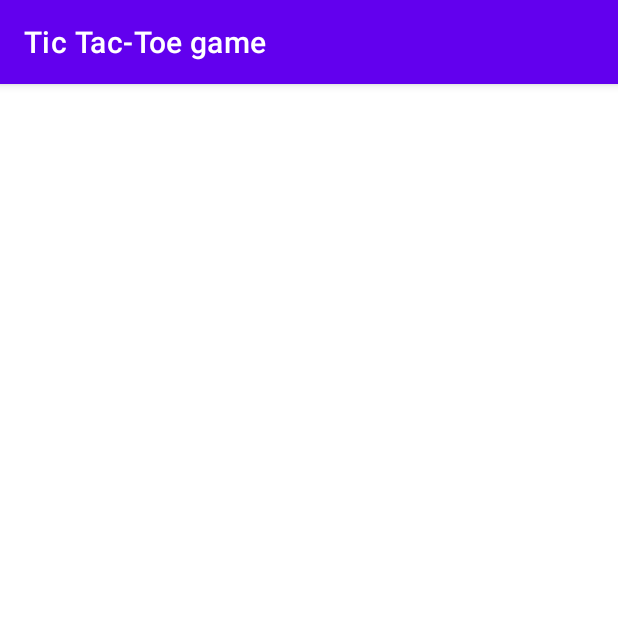
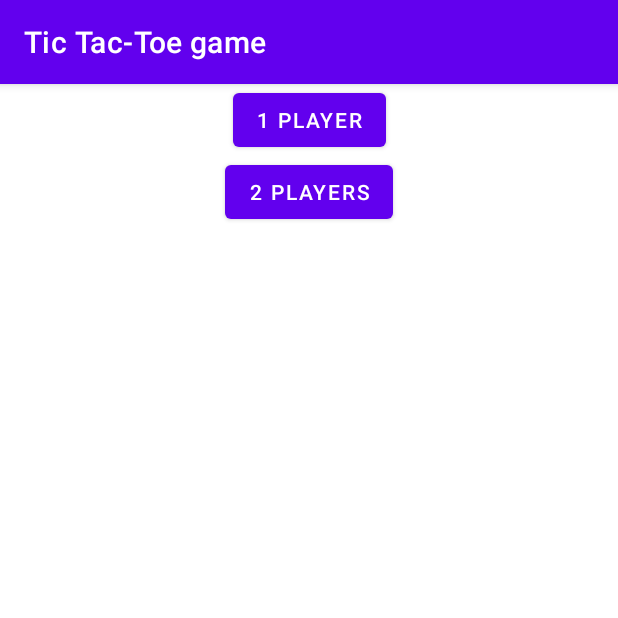
Before and after one commit to SergeyKhizhnyak/Android, an Android app: the screen it shows after launch (MenuActivity), on a phone screen of 412 x 824 dp, the top half of it. Run offline under Robolectric (Android 15) with nearby library versions, the phone set to English and light mode, and no system bars.

Commit message:
Create menu and game board sketches

```diff
--- a/tic_tac_toe_game/src/main/AndroidManifest.xml
+++ b/tic_tac_toe_game/src/main/AndroidManifest.xml
@@ -10,6 +10,9 @@
         android:supportsRtl="true"
         android:theme="@style/Theme.Android">
         <activity
+            android:name=".GameBoardActivity"
+            android:exported="false" />
+        <activity
             android:name=".MenuActivity"
             android:exported="true">
             <intent-filter>
--- a/tic_tac_toe_game/src/main/res/layout/activity_menu.xml
+++ b/tic_tac_toe_game/src/main/res/layout/activity_menu.xml
@@ -1,8 +1,24 @@
 <?xml version="1.0" encoding="utf-8"?>
-<LinearLayout xmlns:android="http://schemas.android.com/apk/res/android"
+<androidx.constraintlayout.widget.ConstraintLayout xmlns:android="http://schemas.android.com/apk/res/android"
+    xmlns:app="http://schemas.android.com/apk/res-auto"
     android:layout_width="match_parent"
-    android:layout_height="match_parent"
-    android:orientation="vertical">
+    android:layout_height="match_parent">
 
+    <Button
+        android:id="@+id/button_one_player"
+        android:layout_width="wrap_content"
+        android:layout_height="wrap_content"
+        android:text="@string/one_player_button_label"
+        app:layout_constraintEnd_toEndOf="parent"
+        app:layout_constraintStart_toStartOf="parent"
+        app:layout_constraintTop_toTopOf="parent" />
 
-</LinearLayout>
+    <Button
+        android:id="@+id/button_two_players"
+        android:layout_width="wrap_content"
+        android:layout_height="wrap_content"
+        android:text="@string/two_players_button_label"
+        app:layout_constraintEnd_toEndOf="parent"
+        app:layout_constraintStart_toStartOf="parent"
+        app:layout_constraintTop_toBottomOf="@+id/button_one_player" />
+</androidx.constraintlayout.widget.ConstraintLayout>
--- a/tic_tac_toe_game/src/main/res/values/strings.xml
+++ b/tic_tac_toe_game/src/main/res/values/strings.xml
@@ -1,3 +1,8 @@
 <resources>
     <string name="app_name">Tic Tac-Toe game</string>
+    <string name="one_player_button_label">1 Player</string>
+    <string name="two_players_button_label">2 Players</string>
+    <string name="game_board_headline">TIC TAC TOE</string>
+    <string name="game_score">0:0</string>
+
 </resources>
```
Also changed, not shown: tic_tac_toe_game/src/main/java/com/example/tic_tac_toe_game/GameBoardActivity.java (added, +14 -0 lines), tic_tac_toe_game/src/main/res/layout/activity_game_board.xml (added, +21 -0 lines).
